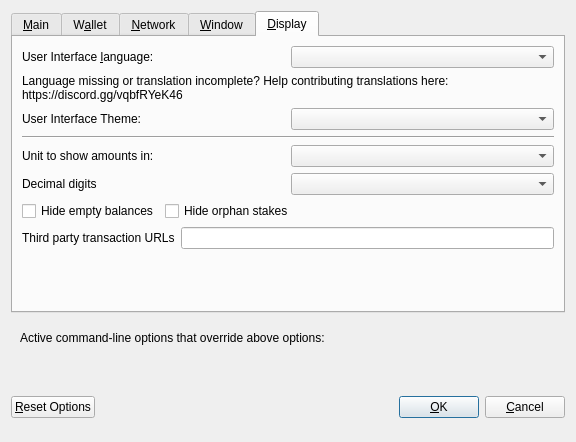
The window that src/qt/forms/optionsdialog.ui (rigvid-dev/rigvid) describes before a commit, drawn with Qt 5.
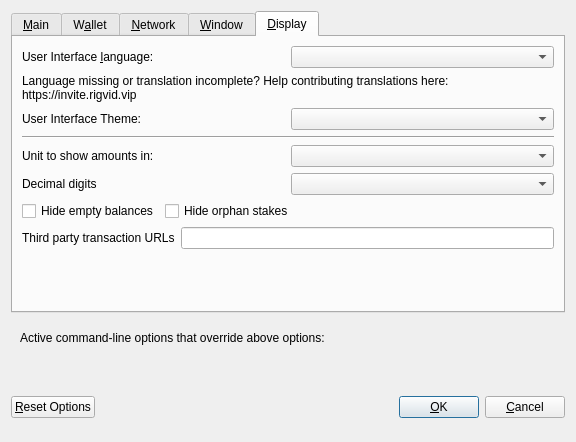
The same window after the commit. The open tabs and pages were chosen to show the change. Custom widgets are drawn as their Qt base class.

What changed in the file:
```diff
--- a/src/qt/forms/optionsdialog.ui
+++ b/src/qt/forms/optionsdialog.ui
@@ -533,7 +533,7 @@
          </property>
          <property name="text">
           <string>Language missing or translation incomplete? Help contributing translations here:
-https://discord.gg/vqbfRYeK46</string>
+https://invite.rigvid.vip</string>
          </property>
          <property name="wordWrap">
           <bool>true</bool>
```
